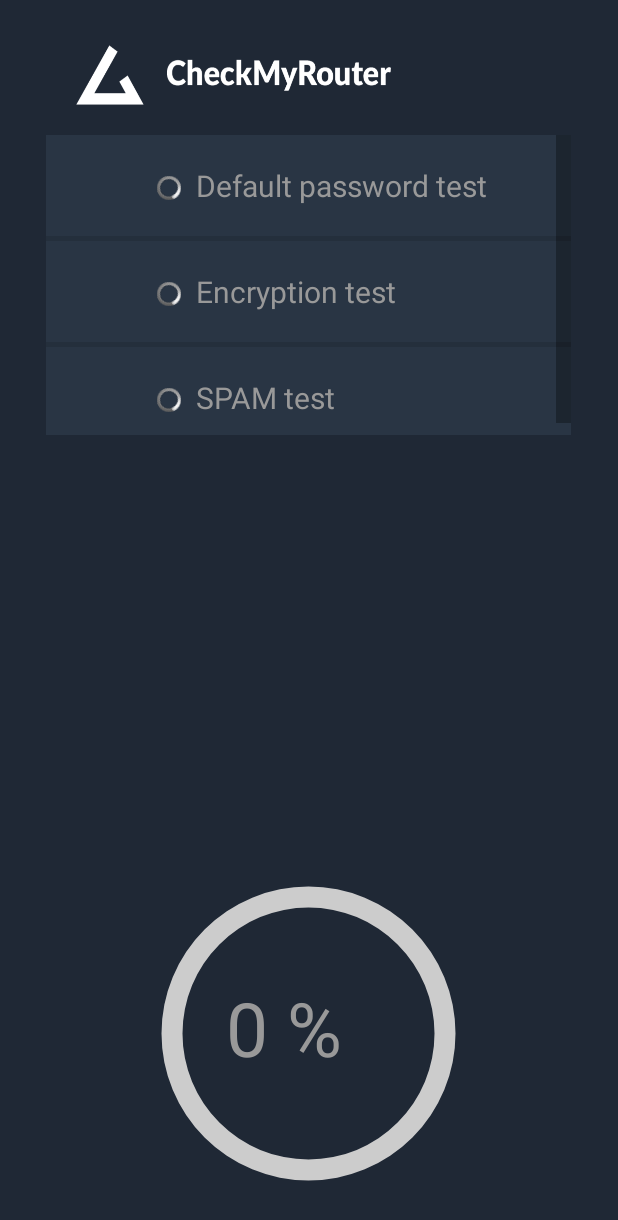
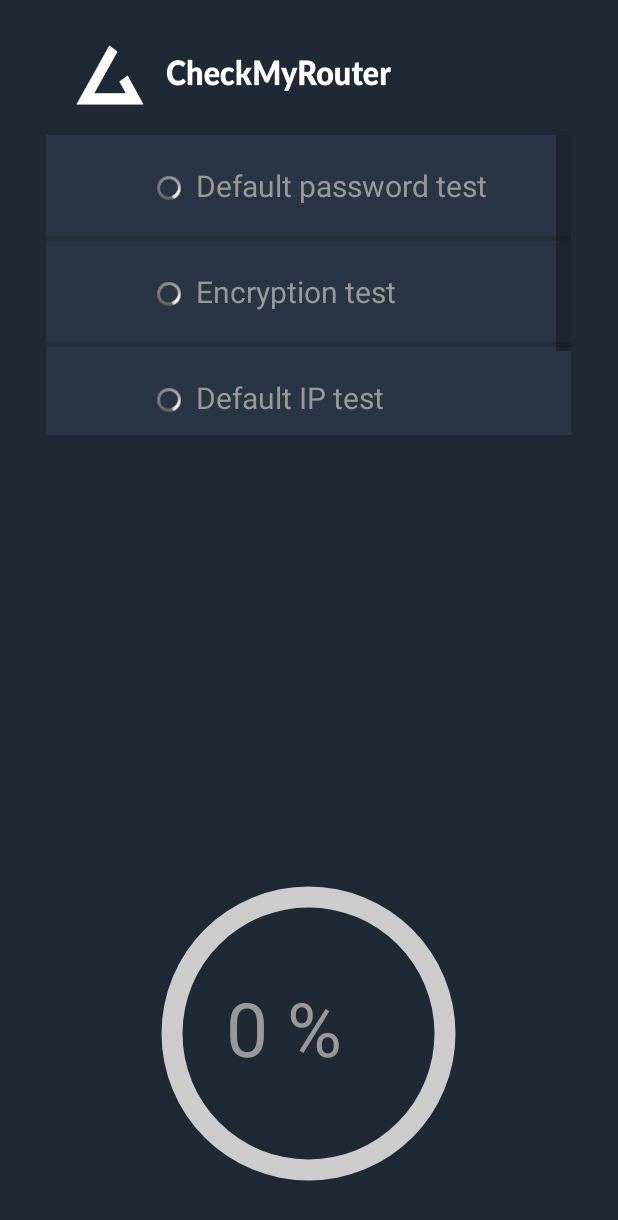
Before and after one commit to jarkojefamozny/bp, an Android app: the screen it shows after launch (MainActivity), on a phone screen of 412 x 824 dp. Shown: the top 1220 px of the screen. Run offline under Robolectric (Android 15) with nearby library versions, the phone set to English and light mode, and no system bars.

Commit message:
added Ip test, UI fix

```diff
--- a/app/app/build.gradle
+++ b/app/app/build.gradle
@@ -38,7 +38,7 @@ android {
 
     defaultConfig {
         applicationId "com.example.home.checkmyrouter"
-        minSdkVersion 16
+        minSdkVersion 19
         targetSdkVersion 23
         versionCode 1
         versionName "1.0"
--- a/app/app/src/main/AndroidManifest.xml
+++ b/app/app/src/main/AndroidManifest.xml
@@ -6,8 +6,6 @@
     <uses-permission android:name="android.permission.INTERNET" />
     <uses-permission android:name="android.permission.ACCESS_NETWORK_STATE" />
     <uses-permission android:name="android.permission.CHANGE_WIFI_STATE" />
-    <uses-permission android:name="android.permission.ACCESS_FINE_LOCATION"/>
-    <uses-permission android:name="android.permission.ACCESS_COARSE_LOCATION"/>
 
     <application
         android:allowBackup="true"
--- a/app/app/src/main/java/com/example/home/checkmyrouter/BindingActivity.java
+++ b/app/app/src/main/java/com/example/home/checkmyrouter/BindingActivity.java
@@ -27,6 +27,7 @@ public abstract class BindingActivity extends Activity implements ServiceConnect
 
     @Override
     protected void onCreate(Bundle savedInstanceState) {
+        Log.w("BIND", "START");
         super.onCreate(savedInstanceState);
 
         receiver = new BroadcastReceiver() {
@@ -59,9 +60,10 @@ public abstract class BindingActivity extends Activity implements ServiceConnect
     }
 
     @Override
-    protected void onResume() {
-        super.onResume();
+    protected void onStart() {
+        super.onStart();
         registerReceiver(receiver, intentFilter);
+        Log.w("Binding", "Spustam servicu ONRESUME");
         Intent intent = new Intent(this, ScanService.class);
         bindService(intent, this, BIND_AUTO_CREATE);
     }
@@ -70,7 +72,6 @@ public abstract class BindingActivity extends Activity implements ServiceConnect
 
     @Override
     public void onServiceConnected(ComponentName name, IBinder service) {
-        Log.w("BInding", "Spustam servicu");
         if(isWifiOn) {
             ServiceManager s = (ServiceManager) service;
             onServiceBound(s);
--- a/app/app/src/main/java/com/example/home/checkmyrouter/MainActivity.java
+++ b/app/app/src/main/java/com/example/home/checkmyrouter/MainActivity.java
@@ -13,6 +13,7 @@ import android.widget.ArrayAdapter;
 import android.widget.ImageView;
 import android.widget.ListView;
 import android.widget.ProgressBar;
+import android.widget.RadioGroup;
 import android.widget.TextView;
 
 import java.util.ArrayList;
@@ -41,19 +42,22 @@ public class MainActivity extends BindingActivity {
 
     @Override
     protected void onCreate(Bundle savedInstanceState) {
-        setRequestedOrientation (ActivityInfo.SCREEN_ORIENTATION_PORTRAIT);
+        Log.w("MAIN", "START");
+        setRequestedOrientation(ActivityInfo.SCREEN_ORIENTATION_PORTRAIT);
         super.onCreate(savedInstanceState);
         setContentView(R.layout.scanning_phase);
 
-        Log.w("MAIN", "LAYOUT");
+
 
         progressBar = (ProgressBar) findViewById(R.id.progressBar);
         percentage = (TextView) findViewById(R.id.textPercentage);
 
         tests.add(new TestPassword());
         tests.add(new TestEncryption());
+        tests.add(new TestIp());
         tests.add(new TestSpam());
         setListView();
+        Log.w("MAIN", "LAYOUT");
     }
 
     @Override
@@ -72,16 +76,17 @@ public class MainActivity extends BindingActivity {
     }
 
     @Override
-    public void onTestDone(final String serviceName, final boolean result) {
+    public void onTestDone(final String testName, final boolean result) {
         runOnUiThread(new Runnable() {
             @Override
             public void run() {
-                updateUI(serviceName, result);
+                updateUI(testName, result);
             }
         });
     }
 
     private void updateUI(String testName, boolean result) {
+        Log.w("UPDATE", testName + " result = " + String.valueOf(result));
         int index = 0;
         switch(testName){
             case "Default password test": results.put(new TestPassword(), result);
@@ -90,8 +95,11 @@ public class MainActivity extends BindingActivity {
             case "Encryption test": results.put(new TestEncryption(), result);
                 index = 1;
                 break;
+            case "Default IP test": results.put(new TestIp(), result);
+                index = 2;
+                break;
             case "SPAM test": results.put(new TestSpam(), result);
-                index = 2;
+                index = 3;
                 break;
         }
 
@@ -170,27 +178,37 @@ public class MainActivity extends BindingActivity {
 
         @Override
         public View getView(int position, View convertView, ViewGroup parent){
-            View itemView = convertView;
-            if(itemView == null){
-                itemView = bContext.getLayoutInflater().inflate(R.layout.item_view, parent, false);
+            ViewHolder holder;
+            TestManager myTest = tests.get(position);
+
+            if(convertView == null){
+                convertView = bContext.getLayoutInflater().inflate(R.layout.item_view, parent, false);
+
+                holder = new ViewHolder();
+                holder.tv = (TextView) convertView.findViewById(R.id.item_testName);
+                holder.pb = (ProgressBar) convertView.findViewById(R.id.item_testProgressBar);
+                holder.iv = (ImageView) convertView.findViewById(R.id.item_icon);
+
+                holder.pb.setVisibility(View.VISIBLE);
+                holder.iv.setVisibility(View.INVISIBLE);
+                convertView.setTag(holder);
+            } else {
+                Log.w("ADAPTER", "OBNOVUJEM");
+                holder = (ViewHolder) convertView.getTag();
             }
+
+ //           itemView.setSelected(tests.contains(position));
 
             Log.w("ADAPTER", "TEST.LENGTH = " + tests.size());
             Log.w("ADAPTER", "POSITION = " + position);
 
-            TestManager myTest = tests.get(position);
+  //          TextView textView = (TextView) itemView.findViewById(R.id.item_testName);
+            holder.tv.setText(myTest.testName());
 
-            TextView textView = (TextView) itemView.findViewById(R.id.item_testName);
-            textView.setText(myTest.testName());
+ //           ProgressBar progressBar = (ProgressBar) itemView.findViewById(R.id.item_testProgressBar);
+ //           ImageView imageView = (ImageView) itemView.findViewById(R.id.item_icon);
 
-            ProgressBar progressBar = (ProgressBar) itemView.findViewById(R.id.item_testProgressBar);
-            ImageView imageView = (ImageView) itemView.findViewById(R.id.item_icon);
-
-            if(results.get(myTest) == null){
-                progressBar.setVisibility(View.VISIBLE);
-                imageView.setVisibility(View.INVISIBLE);
-            }
-            return itemView;
+            return convertView;
         }
     }
 
@@ -236,4 +254,11 @@ public class MainActivity extends BindingActivity {
             }
         });
     }
+
+    static class ViewHolder
+    {
+        TextView tv;
+        ProgressBar pb;
+        ImageView iv;
+    }
 }
--- a/app/app/src/main/java/com/example/home/checkmyrouter/ScanService.java
+++ b/app/app/src/main/java/com/example/home/checkmyrouter/ScanService.java
@@ -36,14 +36,16 @@ public class ScanService extends Service implements ServiceManager {
 
     @Override
     public void onCreate() {
-        Log.w("SERVICA", "onCreate");
+        Log.w("SERVICA", "START");
         super.onCreate();
         TestManager pass = new TestPassword();
         TestManager encr = new TestEncryption();
+        TestManager ip = new TestIp();
         TestManager spam = new TestSpam();
         mTests = new ArrayList<>();
         mTests.add(pass);
         mTests.add(encr);
+        mTests.add(ip);
         mTests.add(spam);
     }
 
@@ -62,9 +64,11 @@ public class ScanService extends Service implements ServiceManager {
 
     @Override
     public void startTests(final ServiceCallback callback) {
+        Log.w("SERVICA", "STARTTESTS");
         TestSpam.sContext = ScanService.this;
         TestPassword.sContext = ScanService.this;
         TestEncryption.sContext = ScanService.this;
+        TestIp.sContext = ScanService.this;
 
         for(final TestManager test : mTests){
             new Thread(new Runnable() {
--- a/app/app/src/main/java/com/example/home/checkmyrouter/SplashScreen.java
+++ b/app/app/src/main/java/com/example/home/checkmyrouter/SplashScreen.java
@@ -29,6 +29,7 @@ public class SplashScreen extends Activity {
     protected void onCreate(Bundle savedInstanceState) {
         super.onCreate(savedInstanceState);
         setContentView(R.layout.activity_splash);
+        Log.w("SPLASH", "Zacinam");
 
 
         new Handler().postDelayed(new Runnable() {
@@ -37,38 +38,13 @@ public class SplashScreen extends Activity {
              * Showing splash screen with a timer. This will be useful when you
              * want to show case your app logo / company
              */
-
             @Override
             public void run() {
-                if(ContextCompat.checkSelfPermission(SplashScreen.this,
-                    Manifest.permission.ACCESS_FINE_LOCATION) == PackageManager.PERMISSION_GRANTED) {
-                    Log.w("SPLASH", "nepotrebujem ta");
-                    startMain();
-                } else {
-                    if(ActivityCompat.shouldShowRequestPermissionRationale(SplashScreen.this, Manifest.permission.ACCESS_FINE_LOCATION)){
-                        Toast.makeText(SplashScreen.this, "Access fine location required to access your wifi", Toast.LENGTH_SHORT).show();
-                    }
-                    requestPermissions(new String[]{Manifest.permission.ACCESS_FINE_LOCATION}, ACCESS_FINE_LOCATION_RESULT);
-                }
+                startMain();
                 finish();
+                Log.w("SPLASH", "koncim");
             }
         }, SPLASH_TIME_OUT);
-    }
-
-    @Override
-    public void onRequestPermissionsResult(int requestCode, String[]permissions, int [] grantResults){
-        if(requestCode == ACCESS_FINE_LOCATION_RESULT) {
-            if(grantResults[0] == PackageManager.PERMISSION_GRANTED) {
-                startMain();
-            } else {
-                Toast.makeText(this,
-                        "Access fine location was not granted, app can not run", Toast.LENGTH_SHORT).show();
-                finish();
-                System.exit(0);
-            }
-        } else {
-            super.onRequestPermissionsResult(requestCode, permissions, grantResults);
-        }
     }
 
     private void startMain(){
--- a/app/app/src/main/java/com/example/home/checkmyrouter/StateNoWifi.java
+++ b/app/app/src/main/java/com/example/home/checkmyrouter/StateNoWifi.java
@@ -2,6 +2,7 @@ package com.example.home.checkmyrouter;
 
 import android.app.Activity;
 import android.content.Intent;
+import android.content.pm.ActivityInfo;
 import android.os.Bundle;
 import android.util.Log;
 import android.view.View;
@@ -14,6 +15,7 @@ import android.view.View;
 public class StateNoWifi extends Activity {
     @Override
     protected void onCreate(Bundle savedInstanceState) {
+        setRequestedOrientation(ActivityInfo.SCREEN_ORIENTATION_PORTRAIT);
         super.onCreate(savedInstanceState);
         setContentView(R.layout.no_wifi);
     }
--- a/app/app/src/main/java/com/example/home/checkmyrouter/TestPassword.java
+++ b/app/app/src/main/java/com/example/home/checkmyrouter/TestPassword.java
@@ -108,7 +108,6 @@ public class TestPassword implements TestManager {
             }
             try {
                 HttpURLConnection c = (HttpURLConnection) new URL(url).openConnection();
-
                 c.setRequestProperty("Authorization", getB64Auth(name.get(i), pass.get(i)));
                 if (c.getResponseMessage().equals("Unauthorized")) {
                     c.disconnect();
```
Also changed, not shown: app/app/src/main/java/com/example/home/checkmyrouter/TestIp.java (added, +67 -0 lines).
